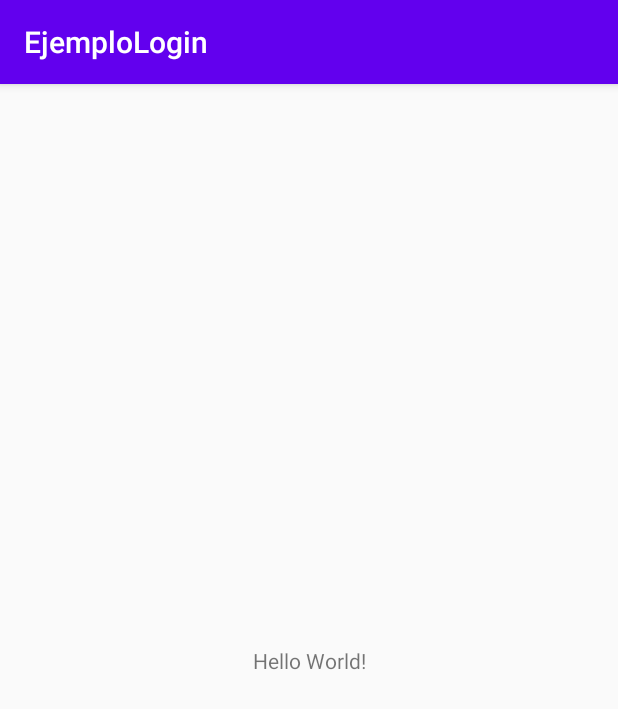
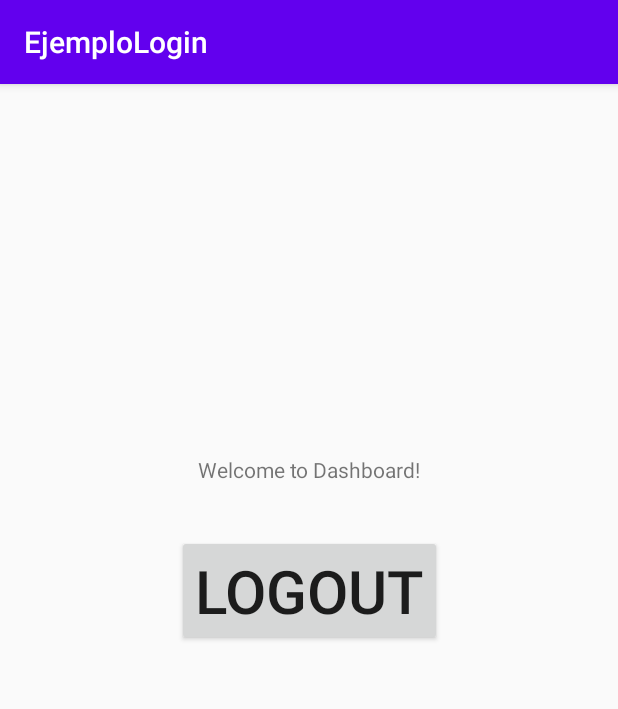
Before and after one commit to Brau1022/otro-Login-pero-bien, an Android app: the screen it shows after launch (MainActivity), on a phone screen of 412 x 824 dp. Shown: the top 709 px of the screen. Run offline under Robolectric (Android 15) with nearby library versions, the phone set to English and light mode, and no system bars; our stand-ins replace Firebase (no records; nobody signed in at launch, a user with empty details on screens opened directly).

Commit message:
Last thing i worked (everything is wokring fine)

```diff
--- a/app/src/main/java/com/example/ejemplologin/MainActivity.java
+++ b/app/src/main/java/com/example/ejemplologin/MainActivity.java
@@ -2,7 +2,11 @@ package com.example.ejemplologin;
 
 import androidx.appcompat.app.AppCompatActivity;
 
+import android.content.Intent;
 import android.os.Bundle;
+import android.view.View;
+
+import com.google.firebase.auth.FirebaseAuth;
 
 public class MainActivity extends AppCompatActivity {
 
@@ -11,4 +15,10 @@ public class MainActivity extends AppCompatActivity {
         super.onCreate(savedInstanceState);
         setContentView(R.layout.activity_main);
     }
+
+    public void logout(View view) {
+        FirebaseAuth.getInstance().signOut();
+        startActivity(new Intent(getApplicationContext(),Login.class)); //pasar a un activity diferente
+        finish();
+    }
 }
--- a/app/src/main/java/com/example/ejemplologin/Register.java
+++ b/app/src/main/java/com/example/ejemplologin/Register.java
@@ -41,13 +41,18 @@ public class Register extends AppCompatActivity {
         fAuth = FirebaseAuth.getInstance();
         progressBar = findViewById(R.id.progressBar);
 
+        //if already login go to main menu or whatever you want
         if(fAuth.getCurrentUser() != null){
-            startActivity(new Intent(getApplicationContext(),Login.class)); //pasar a un activity diferente
+            //go to any other activity
+            startActivity(new Intent(getApplicationContext(),MainActivity.class));
+            //to kill activity
+            finish();
         }
 
         mRegister.setOnClickListener(new View.OnClickListener() {
             @Override
             public void onClick(View v) {
+                //these variables are used to see if something is written in a textbox
                 String email = mEmail.getText().toString().trim();
                 String password = mPassword.getText().toString().trim();
                 String nombre = mFullName.getText().toString().trim();
@@ -83,7 +88,7 @@ public class Register extends AppCompatActivity {
                         if (task.isSuccessful()){
                             Toast.makeText(Register.this, "User Created", Toast.LENGTH_SHORT).show();
 
-                            startActivity(new Intent(getApplicationContext(),Login.class)); //pasar a un activity diferente
+                            startActivity(new Intent(getApplicationContext(),MainActivity.class)); //pasar a un activity diferente
 
                         }else{
                             Toast.makeText(Register.this, "Error!" + task.getException().getMessage(), Toast.LENGTH_SHORT).show();
--- a/app/src/main/res/layout/activity_main.xml
+++ b/app/src/main/res/layout/activity_main.xml
@@ -7,12 +7,29 @@
     tools:context=".MainActivity">
 
     <TextView
+        android:id="@+id/textView"
         android:layout_width="wrap_content"
         android:layout_height="wrap_content"
-        android:text="Hello World!"
+        android:gravity="center_vertical"
+        android:text="Welcome to Dashboard!"
         app:layout_constraintBottom_toBottomOf="parent"
         app:layout_constraintLeft_toLeftOf="parent"
         app:layout_constraintRight_toRightOf="parent"
-        app:layout_constraintTop_toTopOf="parent" />
+        app:layout_constraintTop_toTopOf="parent"
+        app:layout_constraintVertical_bias="0.32999998" />
+
+    <Button
+        android:id="@+id/btn_logout"
+        android:layout_width="wrap_content"
+        android:layout_height="wrap_content"
+        android:textSize="40sp"
+        android:text="Logout"
+        android:onClick="logout"
+        android:gravity="center_vertical"
+        app:layout_constraintBottom_toBottomOf="parent"
+        app:layout_constraintEnd_toEndOf="parent"
+        app:layout_constraintStart_toStartOf="parent"
+        app:layout_constraintTop_toBottomOf="@+id/textView"
+        app:layout_constraintVertical_bias="0.07999998" />
 
 </androidx.constraintlayout.widget.ConstraintLayout>
```
